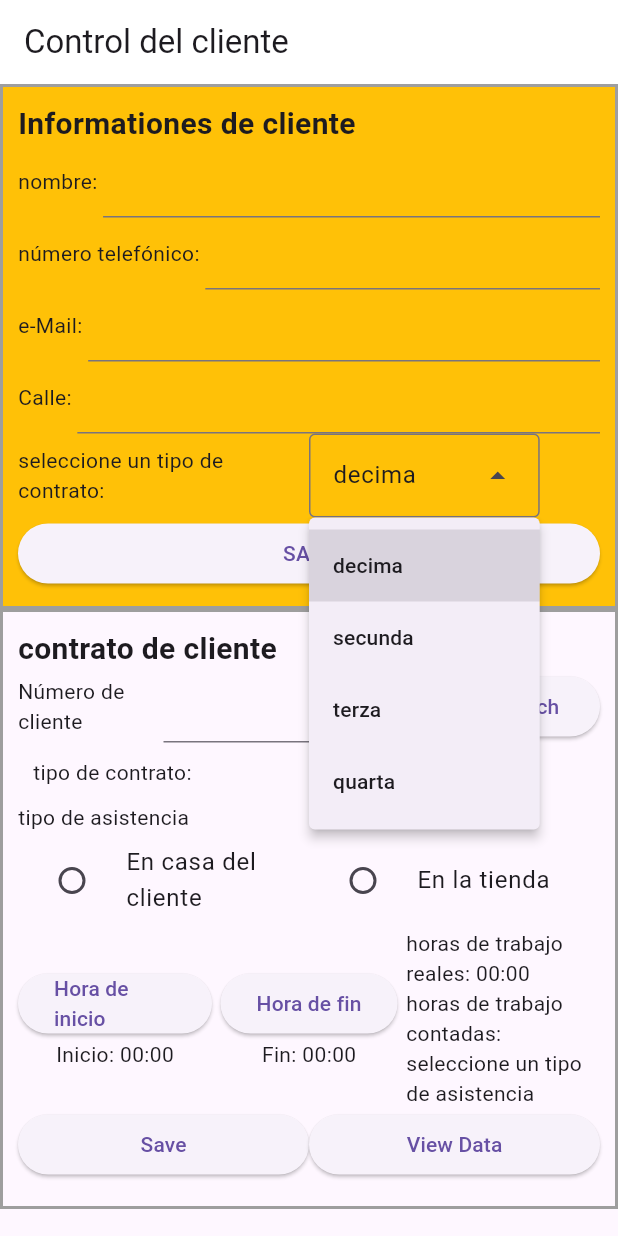
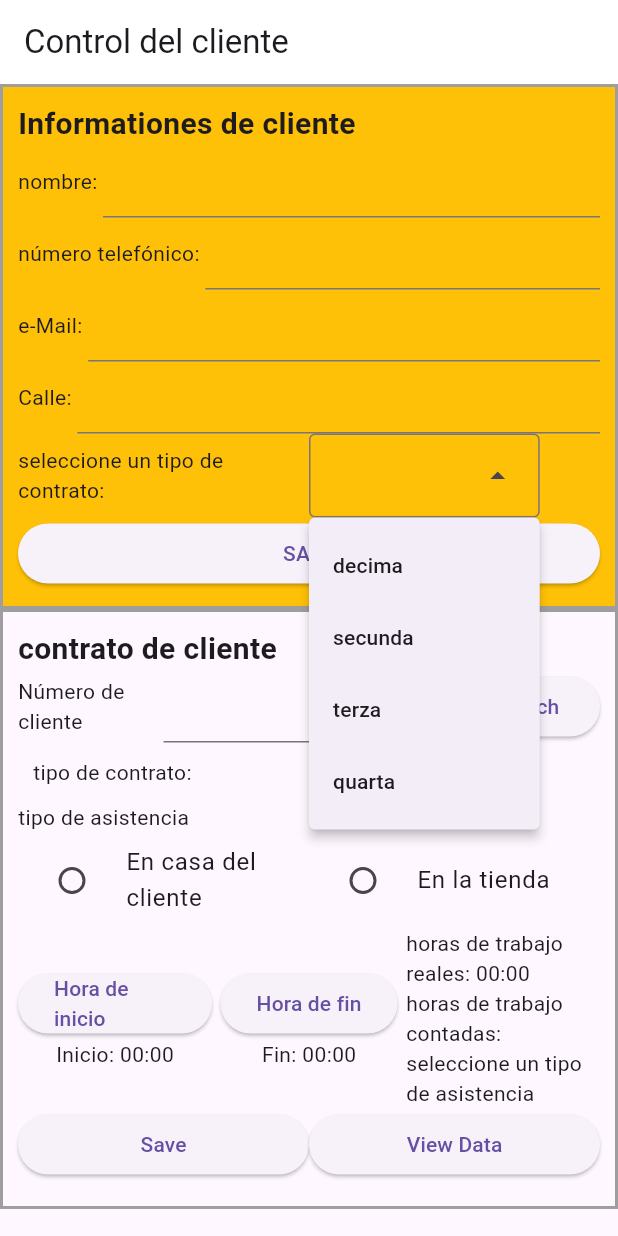
Before and after one commit to MichBell2417/CustomersRequestApp, a Flutter app: the screen it shows after launch, after a tap on "decima", on a phone screen of 412 x 824 dp. Run offline on Flutter 3.47's test engine with Material 3 defaults, Android fonts, the light colour scheme and no system bars; accounts and stored records are empty.

Commit message:
fixed minor bugs

```diff
--- a/customer_request_application/lib/classes.dart
+++ b/customer_request_application/lib/classes.dart
@@ -7,13 +7,7 @@ class Customer{
   String _street; //where the customer live
   ContractType _contractType; //the type of contract the customers bougth
   TimeOfDay _remainingContractTime; //time left
-  Customer(this._name, String eMail, this._phoneNumber, this._street, this._remainingContractTime, this._contractType){
-    if(!eMail.contains('@')){
-      print("Email error");
-    }else{
-      _eMail=eMail;
-    }
-  }
+  Customer(this._name, this._eMail, this._phoneNumber, this._street, this._remainingContractTime, this._contractType);
   get eMail => _eMail;
   get name => _name;
   get phoneNumber => _phoneNumber;
@@ -76,6 +70,9 @@ class ApplicationController extends ChangeNotifier{
     ];
   String selectedContract="";
   bool upgradeData(int index, String name, String eMail, String phoneNumber, String street){
+    if(!eMail.contains('@')){
+      return false;
+    }
     try {
       customers[index].setName(name);
       customers[index].setEmail(eMail);
@@ -96,7 +93,7 @@ class ApplicationController extends ChangeNotifier{
           break;
         }
       }
-      if(contract!=null){
+      if(contract!=null && eMail.contains('@')){
         customers.add(Customer(name, eMail, phoneNumber, street, contract.time, contract));
         return true;
       }
--- a/customer_request_application/lib/main.dart
+++ b/customer_request_application/lib/main.dart
@@ -40,12 +40,11 @@ class FirstScreen extends StatelessWidget {
       Expanded(child: Text("seleccione un tipo de contrato: ")),
       Expanded(
         child: DropdownMenu<String>(
-          initialSelection: customersController.contractTypes.first.name,
+          initialSelection: "-------",
           onSelected: (String? value) {
             customersController.selectedContract = value!;
           },
-          dropdownMenuEntries: customersController.contractTypes
-              .map<DropdownMenuEntry<String>>((ContractType value) {
+          dropdownMenuEntries: customersController.contractTypes.map<DropdownMenuEntry<String>>((ContractType value) {
             return DropdownMenuEntry<String>(
                 value: value.name, label: value.name);
           }).toList(),
```
